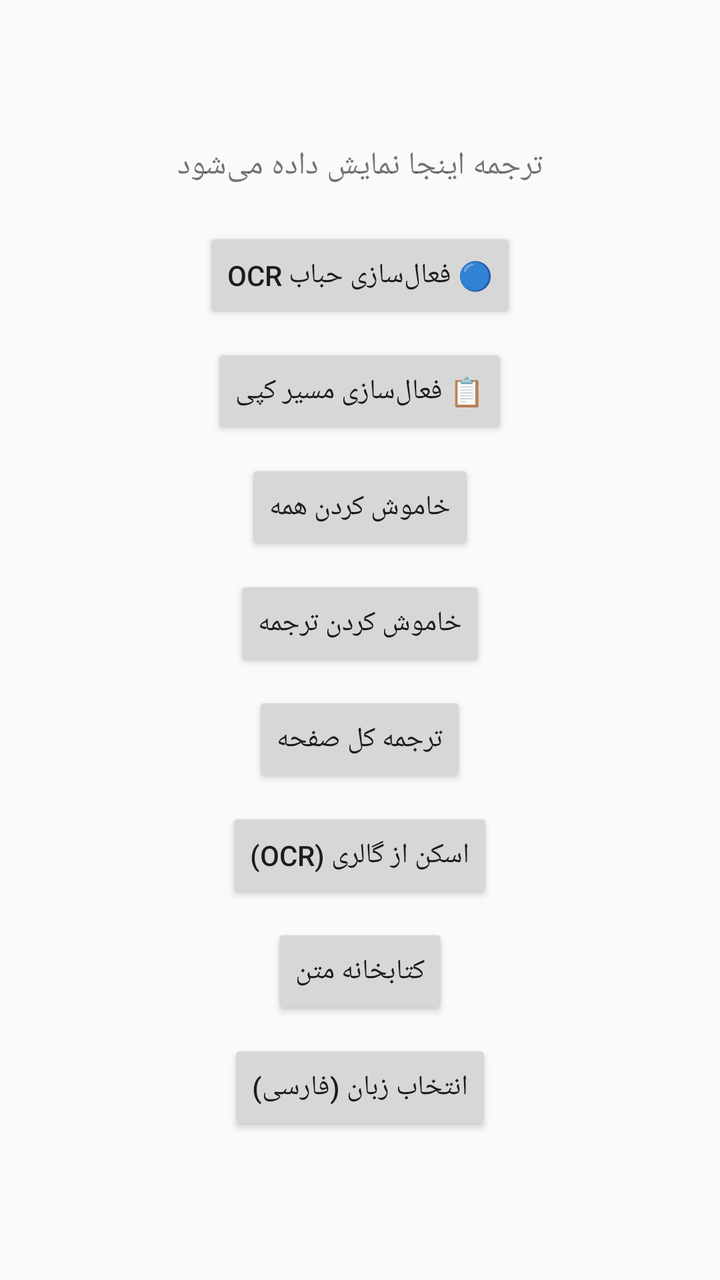
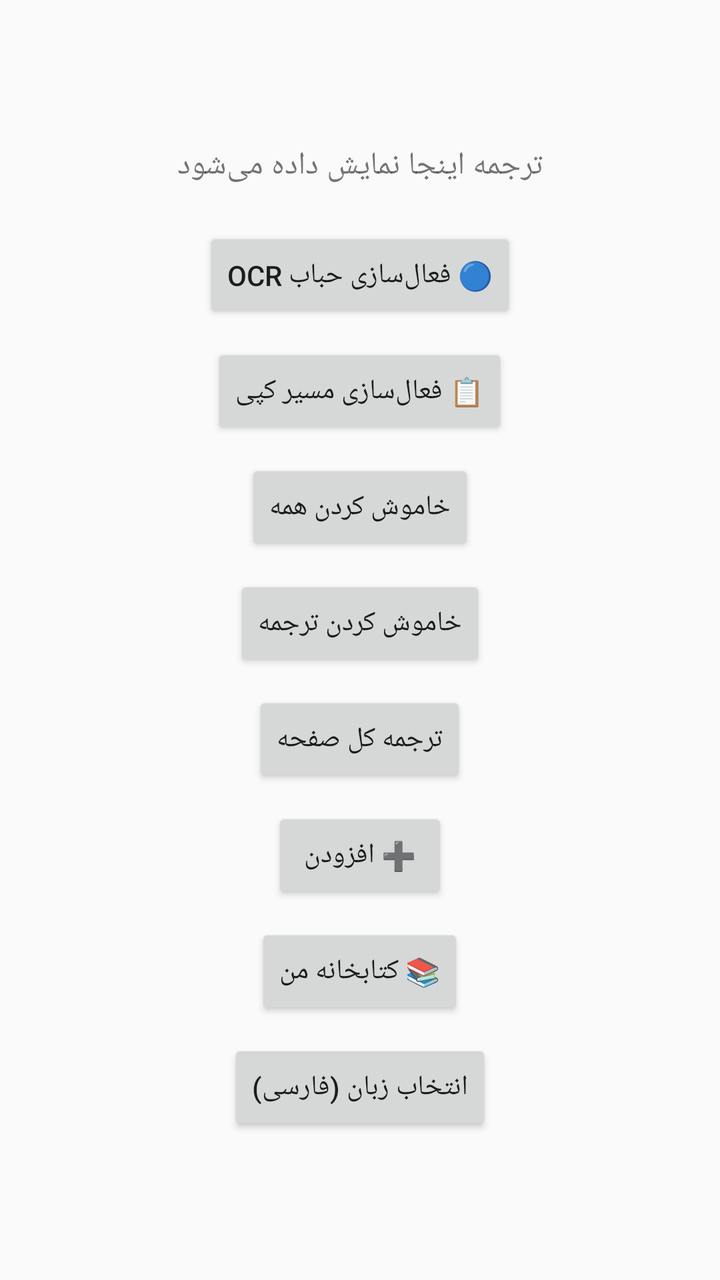

Screens rendered from an Android XML layout before and after an edit, with the pre-edit source and the edit as a unified diff.
<!-- AndroidManifest.xml: application theme android:Theme.Material.Light.DarkActionBar -->
<!-- res/layout/activity_main.xml -->
<?xml version="1.0" encoding="utf-8"?>
<LinearLayout xmlns:android="http://schemas.android.com/apk/res/android"
    android:layout_width="match_parent"
    android:layout_height="match_parent"
    android:orientation="vertical"
    android:gravity="center"
    android:padding="20dp">

    <TextView
        android:id="@+id/resultText"
        android:layout_width="wrap_content"
        android:layout_height="wrap_content"
        android:text="ترجمه اینجا نمایش داده می‌شود"
        android:textSize="16sp"
        android:layout_marginBottom="20dp"
        android:gravity="center" />

    <Button
        android:id="@+id/translateButton"
        android:layout_width="wrap_content"
        android:layout_height="wrap_content"
        android:text="🔵 فعال‌سازی حباب OCR" />

    <Button
        android:id="@+id/clipboardButton"
        android:layout_width="wrap_content"
        android:layout_height="wrap_content"
        android:layout_marginTop="10dp"
        android:text="📋 فعال‌سازی مسیر کپی" />

    <Button
        android:id="@+id/stopButton"
        android:layout_width="wrap_content"
        android:layout_height="wrap_content"
        android:layout_marginTop="10dp"
        android:text="خاموش کردن همه" />

    <Button
        android:id="@+id/toggleTranslateButton"
        android:layout_width="wrap_content"
        android:layout_height="wrap_content"
        android:layout_marginTop="10dp"
        android:text="خاموش کردن ترجمه" />

    <Button
        android:id="@+id/manualTranslateButton"
        android:layout_width="wrap_content"
        android:layout_height="wrap_content"
        android:layout_marginTop="10dp"
        android:text="ترجمه کل صفحه" />

    <Button
        android:id="@+id/scanFromGalleryButton"
        android:layout_width="wrap_content"
        android:layout_height="wrap_content"
        android:layout_marginTop="10dp"
        android:text="اسکن از گالری (OCR)" />

    <Button
        android:id="@+id/libraryButton"
        android:layout_width="wrap_content"
        android:layout_height="wrap_content"
        android:layout_marginTop="10dp"
        android:text="کتابخانه متن" />

    <Button
        android:id="@+id/languageButton"
        android:layout_width="wrap_content"
        android:layout_height="wrap_content"
        android:layout_marginTop="10dp"
        android:text="انتخاب زبان (فارسی)" />

</LinearLayout>
<!-- resources referenced by this layout -->
<resources>

</resources>

<!-- the commit's change to res/layout/activity_main.xml (unified diff, before → after) -->
@@ -50,18 +50,18 @@
         android:text="ترجمه کل صفحه" />
 
     <Button
-        android:id="@+id/scanFromGalleryButton"
+        android:id="@+id/addButton"
         android:layout_width="wrap_content"
         android:layout_height="wrap_content"
         android:layout_marginTop="10dp"
-        android:text="اسکن از گالری (OCR)" />
+        android:text="➕ افزودن" />
 
     <Button
         android:id="@+id/libraryButton"
         android:layout_width="wrap_content"
         android:layout_height="wrap_content"
         android:layout_marginTop="10dp"
-        android:text="کتابخانه متن" />
+        android:text="📚 کتابخانه من" />
 
     <Button
         android:id="@+id/languageButton"
